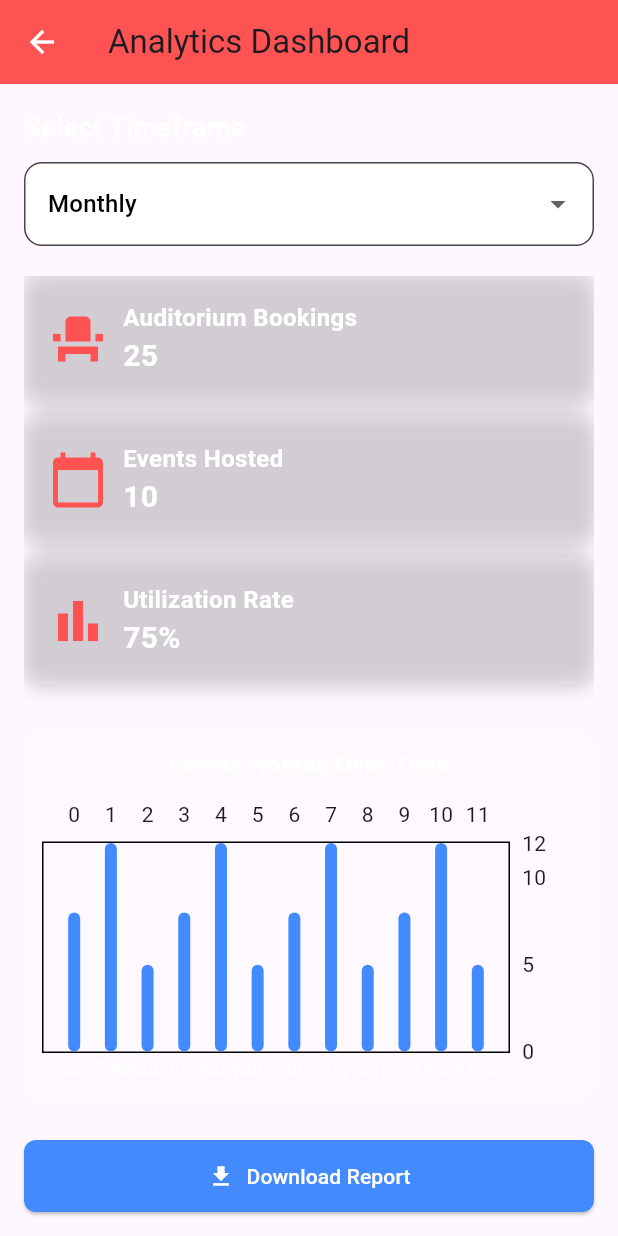
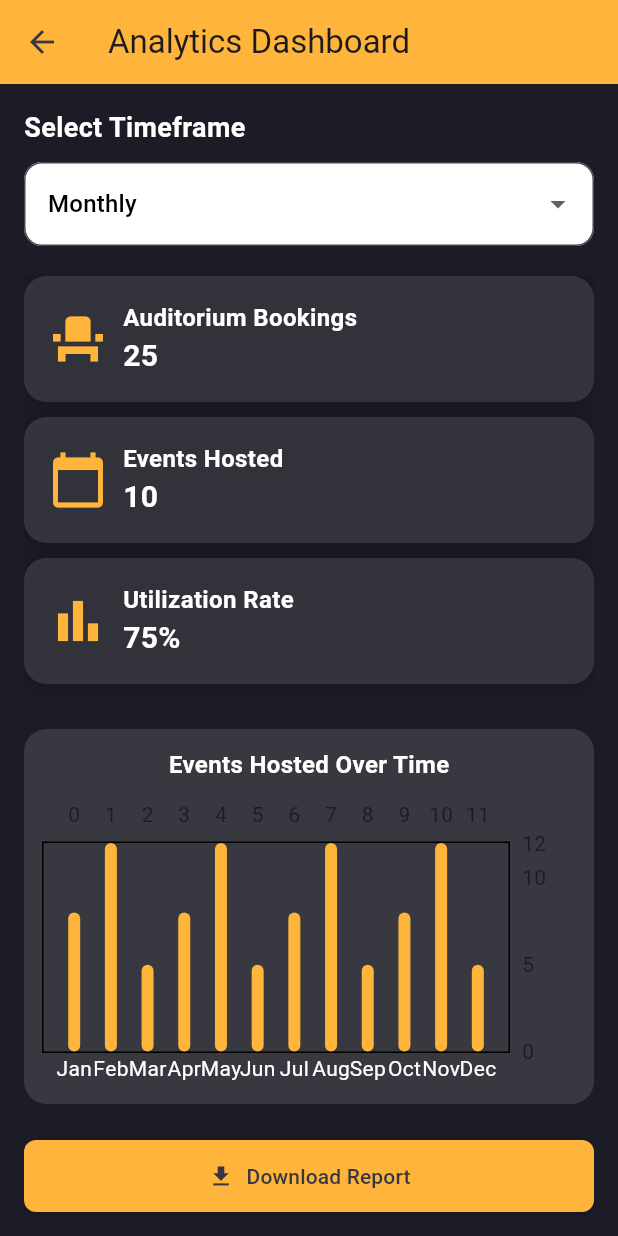
Before and after one commit to Veerosshenn/Eventa, a Flutter app: the AnalyticsScreen screen opened directly, on a phone screen of 412 x 824 dp. Run offline on Flutter 3.47's test engine with Material 3 defaults, Android fonts, the phone set to English and light mode, and no system bars; drawn by our look-alikes of fl_chart; our stand-ins replace file_picker.

Commit message:
Integrated Both Parts

```diff
--- a/lib/Widget/submit_button.dart
+++ b/lib/Widget/submit_button.dart
@@ -1,3 +1,4 @@
+import 'package:assignment1/pages/consts.dart';
 import 'package:flutter/material.dart';
 
 class SubmitButton extends StatelessWidget {
@@ -11,8 +12,8 @@
       child: Center(
         child: ElevatedButton(
           style: ElevatedButton.styleFrom(
-            backgroundColor: Colors.redAccent,
-            foregroundColor: Colors.white,
+            backgroundColor: buttonColor,
+            foregroundColor: grey,
             shape: RoundedRectangleBorder(borderRadius: BorderRadius.circular(30)),
             padding: const EdgeInsets.symmetric(horizontal: 32, vertical: 14),
           ),
--- a/lib/main.dart
+++ b/lib/main.dart
@@ -1,4 +1,4 @@
-import 'pages/main_screen.dart';
+import 'pages/login.dart';
 import 'package:flutter/material.dart';
 
 void main() {
@@ -12,7 +12,7 @@
   Widget build(BuildContext context) {
     return const MaterialApp(
       debugShowCheckedModeBanner: false,
-      home: MainScreen(),
+      home: LoginScreen(),
     );
   }
 }
--- a/lib/pages/analytics_admin.dart
+++ b/lib/pages/analytics_admin.dart
@@ -1,3 +1,4 @@
+import 'package:assignment1/pages/consts.dart';
 import 'package:flutter/material.dart';
 import 'package:fl_chart/fl_chart.dart';
 
@@ -15,11 +16,12 @@
   @override
   Widget build(BuildContext context) {
     return Scaffold(
+      backgroundColor: appBackgroundColor,
       appBar: AppBar(
         title: const Text('Analytics Dashboard'),
-        backgroundColor: Colors.redAccent,
+        backgroundColor: buttonColor,
         leading: IconButton(
-          icon: const Icon(Icons.arrow_back, color: Colors.white),
+          icon: const Icon(Icons.arrow_back, color: grey),
           onPressed: () => Navigator.pop(context),
         ),
       ),
@@ -74,11 +76,11 @@
               width: double.infinity,
               child: ElevatedButton.icon(
                 onPressed: () {},
-                icon: const Icon(Icons.download),
+                icon: const Icon(Icons.download, color: grey),
                 label: const Text("Download Report"),
                 style: ElevatedButton.styleFrom(
-                  backgroundColor: Colors.blueAccent,
-                  foregroundColor: Colors.white,
+                  backgroundColor: buttonColor,
+                  foregroundColor: grey,
                   padding: const EdgeInsets.symmetric(vertical: 14, horizontal: 24),
                   shape: RoundedRectangleBorder(borderRadius: BorderRadius.circular(8)),
                 ),
@@ -103,7 +105,7 @@
       padding: const EdgeInsets.all(16),
       child: Row(
         children: [
-          Icon(icon, size: 40, color: Colors.redAccent),
+          Icon(icon, size: 40, color: buttonColor),
           const SizedBox(width: 10),
           Column(
             crossAxisAlignment: CrossAxisAlignment.start,
@@ -163,18 +165,18 @@
                   ),
                 ),
                 barGroups: [
-                  BarChartGroupData(x: 0, barRods: [BarChartRodData(toY: 8, color: Colors.blueAccent)]),
-                  BarChartGroupData(x: 1, barRods: [BarChartRodData(toY: 12, color: Colors.blueAccent)]),
-                  BarChartGroupData(x: 2, barRods: [BarChartRodData(toY: 5, color: Colors.blueAccent)]),
-                  BarChartGroupData(x: 3, barRods: [BarChartRodData(toY: 8, color: Colors.blueAccent)]),
-                  BarChartGroupData(x: 4, barRods: [BarChartRodData(toY: 12, color: Colors.blueAccent)]),
-                  BarChartGroupData(x: 5, barRods: [BarChartRodData(toY: 5, color: Colors.blueAccent)]),
-                  BarChartGroupData(x: 6, barRods: [BarChartRodData(toY: 8, color: Colors.blueAccent)]),
-                  BarChartGroupData(x: 7, barRods: [BarChartRodData(toY: 12, color: Colors.blueAccent)]),
-                  BarChartGroupData(x: 8, barRods: [BarChartRodData(toY: 5, color: Colors.blueAccent)]),
-                  BarChartGroupData(x: 9, barRods: [BarChartRodData(toY: 8, color: Colors.blueAccent)]),
-                  BarChartGroupData(x: 10, barRods: [BarChartRodData(toY: 12, color: Colors.blueAccent)]),
-                  BarChartGroupData(x: 11, barRods: [BarChartRodData(toY: 5, color: Colors.blueAccent)]),
+                  BarChartGroupData(x: 0, barRods: [BarChartRodData(toY: 8, color: buttonColor)]),
+                  BarChartGroupData(x: 1, barRods: [BarChartRodData(toY: 12, color: buttonColor)]),
+                  BarChartGroupData(x: 2, barRods: [BarChartRodData(toY: 5, color: buttonColor)]),
+                  BarChartGroupData(x: 3, barRods: [BarChartRodData(toY: 8, color: buttonColor)]),
+                  BarChartGroupData(x: 4, barRods: [BarChartRodData(toY: 12, color: buttonColor)]),
+                  BarChartGroupData(x: 5, barRods: [BarChartRodData(toY: 5, color: buttonColor)]),
+                  BarChartGroupData(x: 6, barRods: [BarChartRodData(toY: 8, color: buttonColor)]),
+                  BarChartGroupData(x: 7, barRods: [BarChartRodData(toY: 12, color: buttonColor)]),
+                  BarChartGroupData(x: 8, barRods: [BarChartRodData(toY: 5, color: buttonColor)]),
+                  BarChartGroupData(x: 9, barRods: [BarChartRodData(toY: 8, color: buttonColor)]),
+                  BarChartGroupData(x: 10, barRods: [BarChartRodData(toY: 12, color: buttonColor)]),
+                  BarChartGroupData(x: 11, barRods: [BarChartRodData(toY: 5, color: buttonColor)]),
                 ],
               ),
             ),
--- a/lib/pages/profile_screen.dart
+++ b/lib/pages/profile_screen.dart
@@ -1,5 +1,6 @@
 import 'consts.dart';
 import 'package:flutter/material.dart';
+import 'login.dart';
 
 class ProfileScreen extends StatelessWidget {
   @override
@@ -33,6 +34,10 @@
             SizedBox(height: 20),
             ElevatedButton(
               onPressed: () {
+                Navigator.pushReplacement(
+                  context,
+                  MaterialPageRoute(builder: (context) => const LoginScreen()),
+                );
                 ScaffoldMessenger.of(context).showSnackBar(
                   SnackBar(content: Text("Logged Out")),
                 );
--- a/lib/pages/register_organizer.dart
+++ b/lib/pages/register_organizer.dart
@@ -1,3 +1,4 @@
+import 'package:assignment1/pages/consts.dart';
 import 'package:flutter/material.dart';
 import '../Widget/custom_text_field.dart';
 import '../Widget/submit_button.dart';
@@ -18,11 +19,12 @@
   @override
   Widget build(BuildContext context) {
     return Scaffold(
+      backgroundColor: appBackgroundColor,
       appBar: AppBar(
         title: const Text('Register Organizer'),
-        backgroundColor: Colors.redAccent,
+        backgroundColor: buttonColor,
         leading: IconButton(
-          icon: const Icon(Icons.arrow_back, color: Colors.white),
+          icon: const Icon(Icons.arrow_back, color: grey),
           onPressed: () => Navigator.pop(context),
         ),
       ),
```
Also changed, not shown: lib/pages/analytics_organizer.dart (+30 -52 lines), lib/pages/create_event.dart (+11 -9 lines), lib/pages/home_admin.dart (+8 -6 lines), lib/pages/home_organizer.dart (+10 -8 lines), lib/pages/login.dart (+46 -9 lines), lib/pages/register_screen.dart (+6 -7 lines), lib/pages/ticket_setup.dart (+8 -5 lines).
